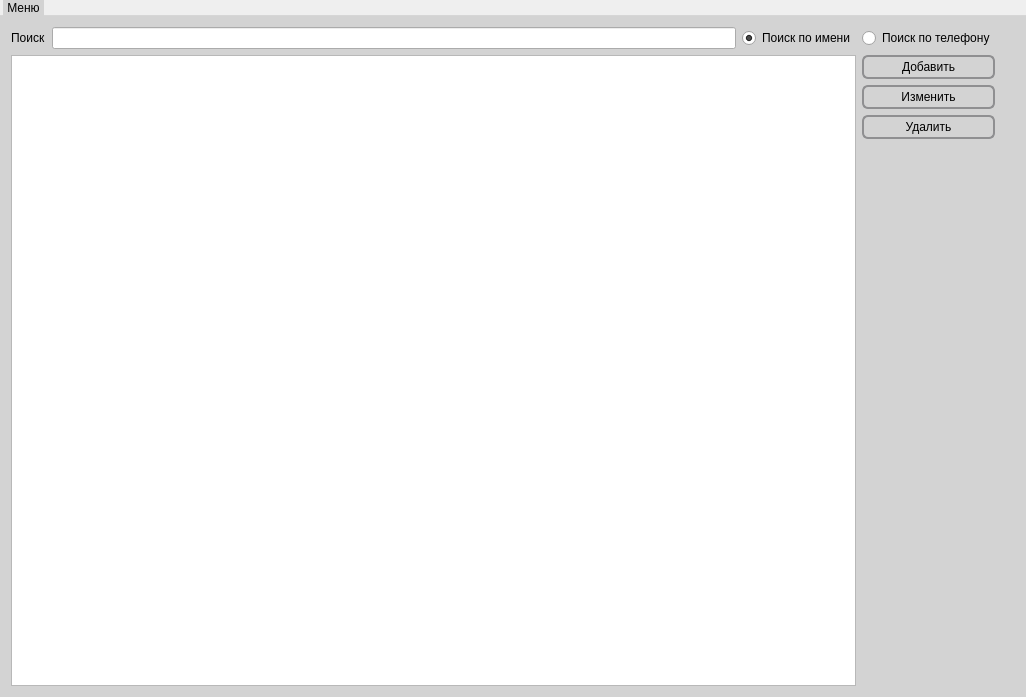
The window that mainwindow.ui (KonstantinKnyaz/Order_Scheduler) describes before a commit, drawn with Qt 5.
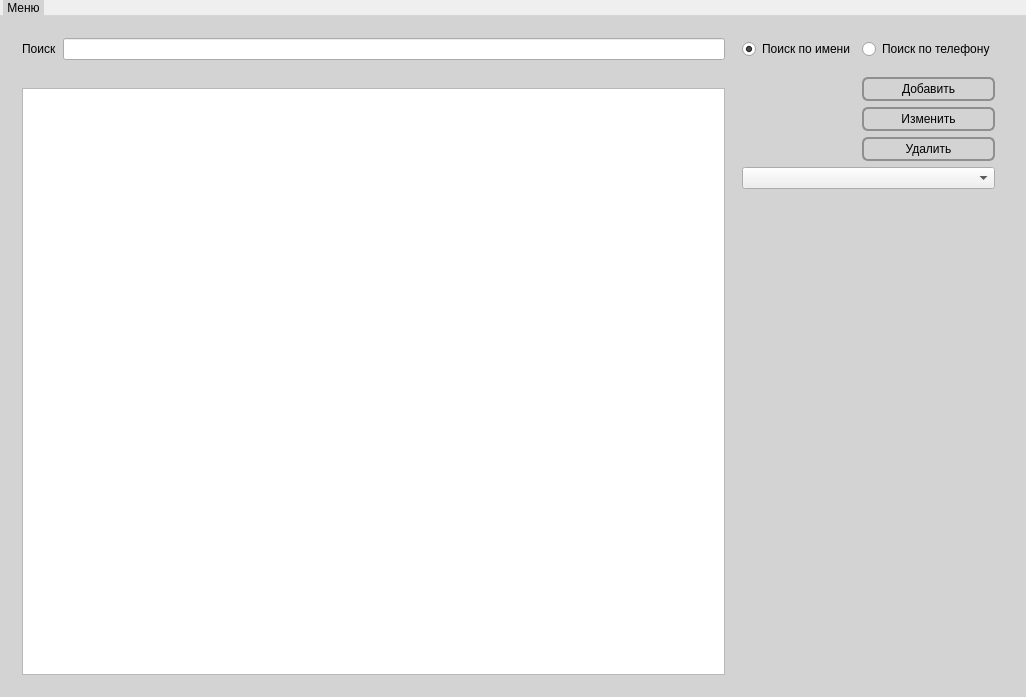
The same window after the commit. The open tabs and pages were chosen to show the change.

What changed in the file:
```diff
--- a/mainwindow.ui
+++ b/mainwindow.ui
@@ -93,7 +93,14 @@
 }</string>
   </property>
   <widget class="QWidget" name="centralWidget">
-   <layout class="QGridLayout" name="gridLayout">
+   <layout class="QGridLayout" name="gridLayout_4">
+    <item row="0" column="0">
+     <widget class="QStackedWidget" name="stackedWidget_2">
+      <property name="currentIndex">
+       <number>0</number>
+      </property>
+      <widget class="QWidget" name="page_3">
+       <layout class="QGridLayout" name="gridLayout_2">
     <item row="0" column="0">
      <layout class="QHBoxLayout" name="horizontalLayout">
       <item>
@@ -111,45 +118,30 @@
       </item>
      </layout>
     </item>
-    <item row="1" column="2">
-     <widget class="QPushButton" name="btnAdd">
-      <property name="tabletTracking">
-       <bool>false</bool>
-      </property>
-      <property name="text">
-       <string>Добавить</string>
-      </property>
-     </widget>
-    </item>
-    <item row="3" column="2">
-     <widget class="QPushButton" name="btnDel">
-      <property name="text">
-       <string>Удалить</string>
-      </property>
-     </widget>
-    </item>
-    <item row="0" column="2">
-     <widget class="QRadioButton" name="phoneRadioBtn">
+       </layout>
+      </widget>
+      <widget class="QWidget" name="page_4">
+       <layout class="QGridLayout" name="gridLayout_5">
+        <item row="0" column="0">
+         <layout class="QHBoxLayout" name="horizontalLayout_2">
+          <item>
+           <widget class="QLabel" name="label_6">
       <property name="styleSheet">
        <string notr="true"/>
       </property>
       <property name="text">
-       <string>Поиск по телефону</string>
+             <string>Поиск</string>
       </property>
      </widget>
     </item>
-    <item row="4" column="3">
-     <spacer name="verticalSpacer">
-      <property name="orientation">
-       <enum>Qt::Vertical</enum>
-      </property>
-      <property name="sizeHint" stdset="0">
-       <size>
-        <width>20</width>
-        <height>607</height>
-       </size>
-      </property>
-     </spacer>
+          <item>
+           <widget class="QLineEdit" name="searchEdit_2"/>
+          </item>
+         </layout>
+        </item>
+       </layout>
+      </widget>
+     </widget>
     </item>
     <item row="0" column="1">
      <widget class="QRadioButton" name="nameRadioBtn">
@@ -173,7 +165,24 @@
       </property>
      </widget>
     </item>
-    <item row="1" column="0" rowspan="4" colspan="2">
+    <item row="0" column="2">
+     <widget class="QRadioButton" name="phoneRadioBtn">
+      <property name="styleSheet">
+       <string notr="true"/>
+      </property>
+      <property name="text">
+       <string>Поиск по телефону</string>
+      </property>
+     </widget>
+    </item>
+    <item row="1" column="0" rowspan="5">
+     <widget class="QStackedWidget" name="stackedWidget">
+      <property name="currentIndex">
+       <number>0</number>
+      </property>
+      <widget class="QWidget" name="page">
+       <layout class="QGridLayout" name="gridLayout">
+        <item row="0" column="0">
      <widget class="QTableView" name="tableView">
       <property name="styleSheet">
        <string notr="true">QTableView {
@@ -194,6 +203,27 @@
       </property>
      </widget>
     </item>
+       </layout>
+      </widget>
+      <widget class="QWidget" name="page_2">
+       <layout class="QGridLayout" name="gridLayout_3">
+        <item row="0" column="0">
+         <widget class="QTableView" name="tableAll"/>
+        </item>
+       </layout>
+      </widget>
+     </widget>
+    </item>
+    <item row="1" column="2">
+     <widget class="QPushButton" name="btnAdd">
+      <property name="tabletTracking">
+       <bool>false</bool>
+      </property>
+      <property name="text">
+       <string>Добавить</string>
+      </property>
+     </widget>
+    </item>
     <item row="2" column="2">
      <widget class="QPushButton" name="btnEdit">
       <property name="acceptDrops">
@@ -204,6 +234,29 @@
       </property>
      </widget>
     </item>
+    <item row="3" column="2">
+     <widget class="QPushButton" name="btnDel">
+      <property name="text">
+       <string>Удалить</string>
+      </property>
+     </widget>
+    </item>
+    <item row="5" column="3">
+     <spacer name="verticalSpacer">
+      <property name="orientation">
+       <enum>Qt::Vertical</enum>
+      </property>
+      <property name="sizeHint" stdset="0">
+       <size>
+        <width>20</width>
+        <height>607</height>
+       </size>
+      </property>
+     </spacer>
+    </item>
+    <item row="4" column="1" colspan="2">
+     <widget class="QComboBox" name="comboBox"/>
+    </item>
    </layout>
   </widget>
   <widget class="QMenuBar" name="menuBar">
```
Left out of the diff: 2 changed lines with no effect on the pictures. Lines whose indentation alone changed are shown as unchanged.
